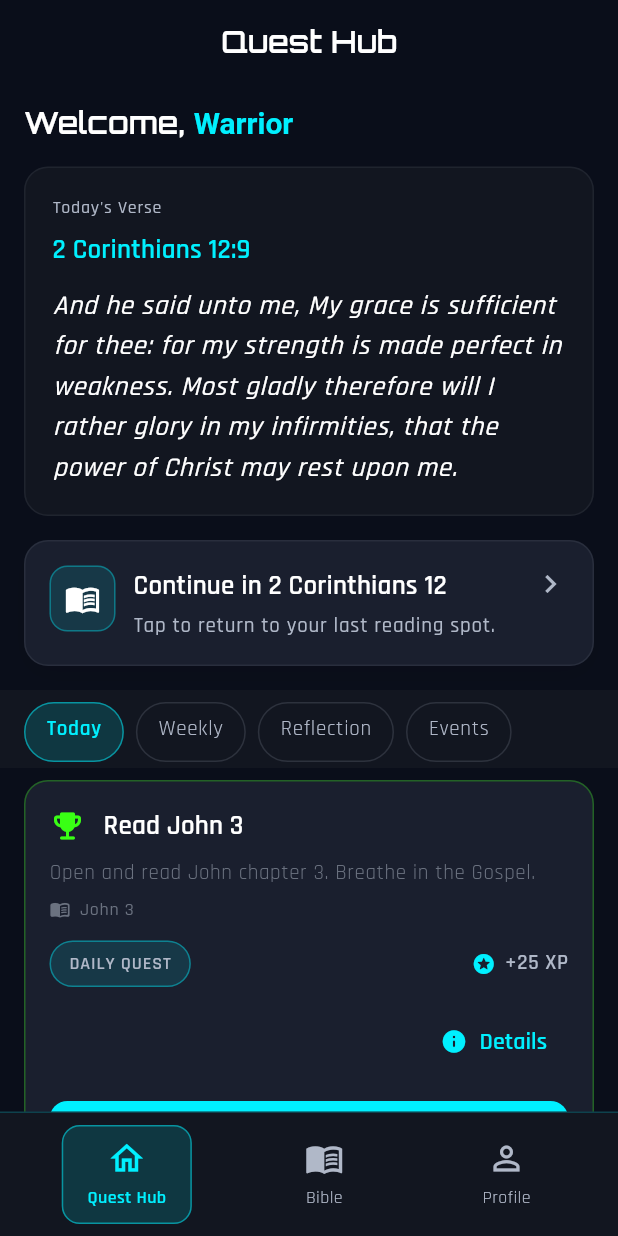
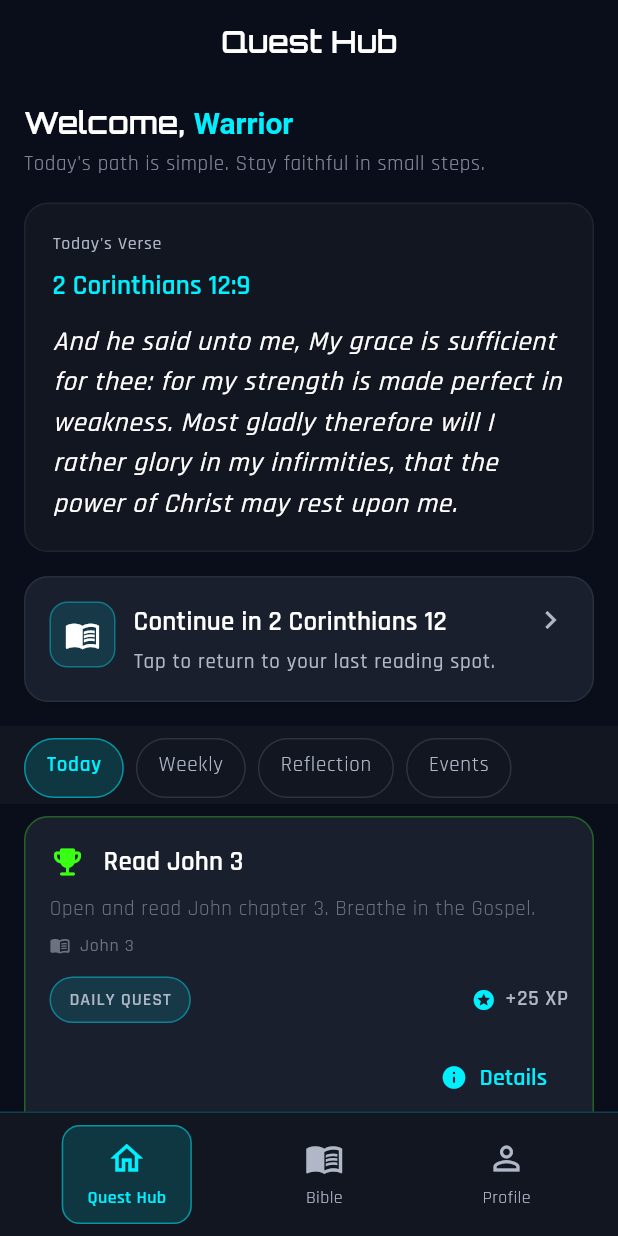
Before and after one commit to ScriptureQuest/scripturequest-app, a Flutter app: the screen it shows after launch, on a phone screen of 412 x 824 dp. Run offline on Flutter 3.47's test engine with Material 3 defaults, Android fonts, the phone set to English and light mode, and no system bars; our stand-ins replace device_info_plus, flutter_local_notifications, go_router, google_fonts, package_info_plus, share_plus and 2 more; accounts and stored records are empty.

Commit message:
Improve app calmness and readability for a more reassuring experience
Update default bible font scale to 1.3, add reassurance line to Quest Hub, and remove refresh icon from Bible reader app bar.

Replit-Commit-Author: Agent
Replit-Commit-Session-Id: 336cd05e-d1e3-47db-ae9d-64788df98cd7
Replit-Commit-Checkpoint-Type: full_checkpoint
Replit-Commit-Event-Id: 1e7ac26a-f724-41e9-8542-c10e95ee2b99
Replit-Commit-Screenshot-Url: https://storage.googleapis.com/screenshot-production-us-central1/df660f5a-3316-4b82-9941-22cdaf1da19e/336cd05e-d1e3-47db-ae9d-64788df98cd7/ge5mxrY
Replit-Helium-Checkpoint-Created: true

```diff
--- a/lib/models/settings.dart
+++ b/lib/models/settings.dart
@@ -79,7 +79,7 @@ class Settings {
         redLettersEnabled: true,
         dailyReminderHour: 20,
         dailyReminderMinute: 0,
-        bibleFontScale: 1.0,
+        bibleFontScale: 1.3,
         bibleReaderTheme: 'paper',
         bibleReaderFontStyle: 'classicSerif',
         bibleReaderTextSize: 'medium',
--- a/lib/screens/quest_hub_screen.dart
+++ b/lib/screens/quest_hub_screen.dart
@@ -258,7 +258,10 @@ class _QuestHubScreenState extends State<QuestHubScreen> {
     final provider = context.watch<AppProvider>();
     final streak = provider.currentBibleStreak;
 
-    return Row(
+    return Column(
+      crossAxisAlignment: CrossAxisAlignment.start,
+      children: [
+        Row(
           mainAxisAlignment: MainAxisAlignment.spaceBetween,
           children: [
             Text.rich(
@@ -287,6 +290,15 @@ class _QuestHubScreenState extends State<QuestHubScreen> {
                     ),
                   ),
                 ],
+              ),
+          ],
+        ),
+        const SizedBox(height: 4),
+        Text(
+          "Today's path is simple. Stay faithful in small steps.",
+          style: theme.textTheme.bodySmall?.copyWith(
+            color: cs.onSurfaceVariant.withValues(alpha: 0.7),
+          ),
         ),
       ],
     );
```
Also changed, not shown: lib/screens/verses_screen.dart (+0 -9 lines), 1 other file. Lines whose indentation alone changed are shown as unchanged.
